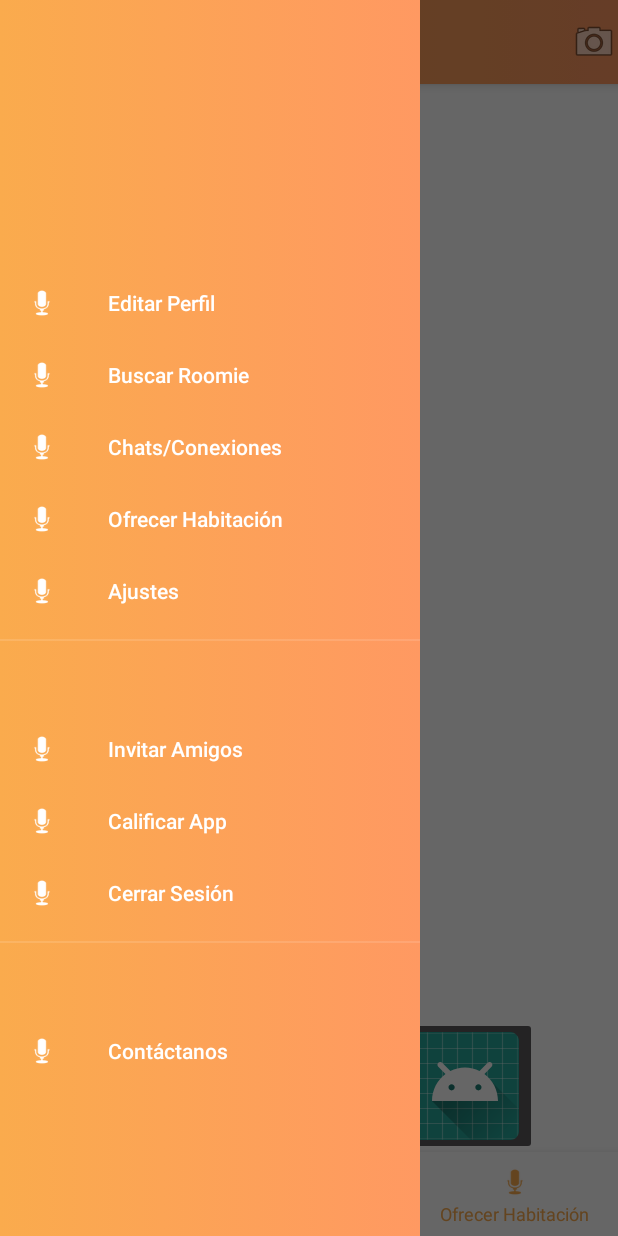
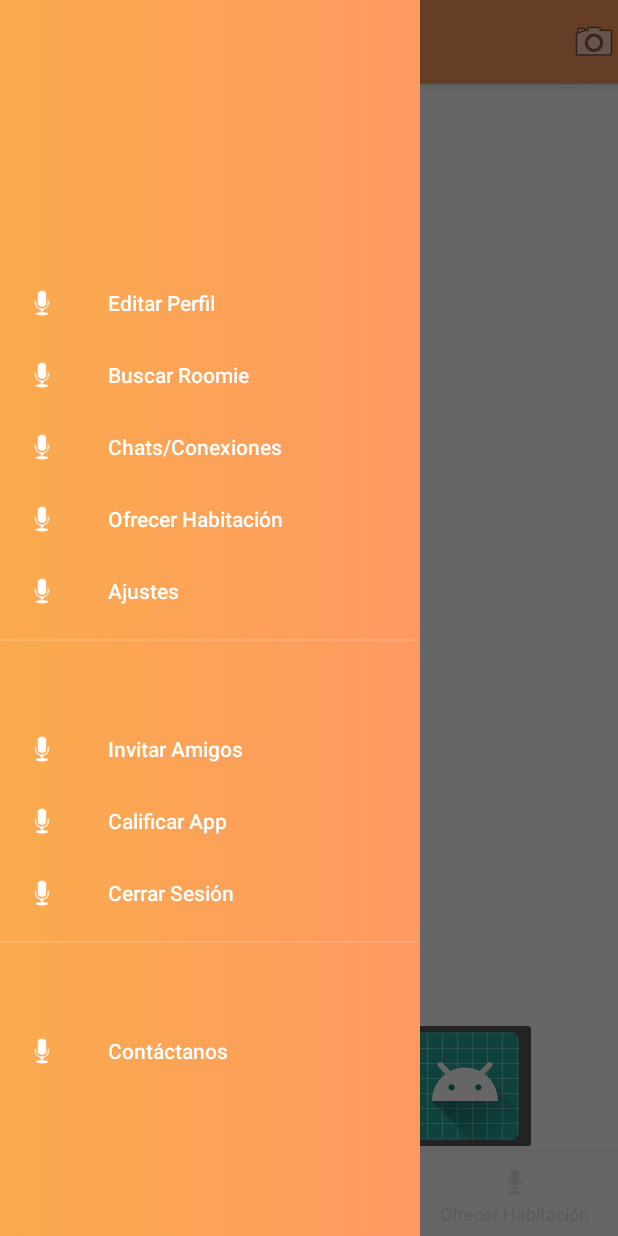
Before and after one commit to Rudiel/Just4Roomiesv2, an Android app: the ContainerActivity screen opened directly, with no data from a screen before it, with the side drawer open, on a phone screen of 412 x 824 dp. Run offline under Robolectric (Android 15) with nearby library versions, the phone set to English and light mode, and no system bars; our stand-ins replace Dagger/Hilt's generated code, RxJava, data binding; libraries missing offline, so code that uses them is left out: com.yuyakaido.android; plain views replace CardStackView; network calls fail.

Commit message:
re #00 container bottomnavigation actions and adding other fragments

```diff
--- /dev/null
+++ b/app/src/main/java/com/narumasolutions/just4roomies/UI/Container/Fragments/Matches/Chats/Chats_Fragment.kt
@@ -0,0 +1,5 @@
+package com.narumasolutions.just4roomies.UI.Container.Fragments.Matches.Chats
+
+class Chats_Fragment {
+
+}
--- /dev/null
+++ b/app/src/main/java/com/narumasolutions/just4roomies/UI/Container/Fragments/Matches/Request/Request_Fragment.kt
@@ -0,0 +1,4 @@
+package com.narumasolutions.just4roomies.UI.Container.Fragments.Matches.Request
+
+class Request_Fragment {
+}
--- a/app/src/main/res/drawable/nav_item_color_state.xml
+++ b/app/src/main/res/drawable/nav_item_color_state.xml
@@ -1,5 +1,5 @@
 <?xml version="1.0" encoding="utf-8"?>
 <selector xmlns:android="http://schemas.android.com/apk/res/android">
-    <item android:color="@color/colorPrimary" android:state_enabled="true" />
-    <item android:color="@color/gris_bajo" android:state_enabled="false" />
+    <item android:color="@color/colorPrimary" android:state_checked="true" />
+    <item android:color="@color/gris_bajo" android:state_checked="false" />
 </selector>
--- a/app/src/main/res/layout/layout_container.xml
+++ b/app/src/main/res/layout/layout_container.xml
@@ -49,14 +49,6 @@
 
             </android.support.v7.widget.Toolbar>
 
-            <!--  <android.support.design.widget.TabLayout
-                  android:id="@+id/tabs"
-                  android:layout_width="match_parent"
-                  android:layout_height="wrap_content"
-                  android:background="@android:color/white"
-                  app:tabGravity="fill"
-                  app:tabMode="fixed" />-->
-
         </android.support.design.widget.AppBarLayout>
 
         <!-- main content view -->
@@ -78,6 +70,7 @@
             android:layout_height="?attr/actionBarSize"
             android:layout_gravity="bottom"
             android:background="@color/colorAccent"
+            app:layout_insetEdge="top"
             android:elevation="4dp"
             android:visibility="visible"
             app:itemIconTint="@drawable/nav_item_color_state"
--- /dev/null
+++ b/app/src/main/res/layout/layout_fragment_chats.xml
@@ -0,0 +1,6 @@
+<?xml version="1.0" encoding="utf-8"?>
+<android.support.constraint.ConstraintLayout
+    xmlns:android="http://schemas.android.com/apk/res/android" android:layout_width="match_parent"
+    android:layout_height="match_parent">
+
+</android.support.constraint.ConstraintLayout>
--- /dev/null
+++ b/app/src/main/res/layout/layout_fragment_matches.xml
@@ -0,0 +1,6 @@
+<?xml version="1.0" encoding="utf-8"?>
+<android.support.constraint.ConstraintLayout
+    xmlns:android="http://schemas.android.com/apk/res/android" android:layout_width="match_parent"
+    android:layout_height="match_parent">
+
+</android.support.constraint.ConstraintLayout>
--- /dev/null
+++ b/app/src/main/res/layout/layout_fragment_request.xml
@@ -0,0 +1,6 @@
+<?xml version="1.0" encoding="utf-8"?>
+<android.support.constraint.ConstraintLayout
+    xmlns:android="http://schemas.android.com/apk/res/android" android:layout_width="match_parent"
+    android:layout_height="match_parent">
+
+</android.support.constraint.ConstraintLayout>
--- a/app/src/main/res/menu/menu_navigation.xml
+++ b/app/src/main/res/menu/menu_navigation.xml
@@ -1,23 +1,27 @@
 <?xml version="1.0" encoding="utf-8"?>
-<menu xmlns:android="http://schemas.android.com/apk/res/android">
+<menu xmlns:android="http://schemas.android.com/apk/res/android"
+    xmlns:app="http://schemas.android.com/apk/res-auto">
 
 
     <item
-        android:id="@+id/menu_buscarroomie"
-        android:checked="false"
+        android:id="@+id/bnRoomies"
+        android:enabled="true"
         android:icon="@android:drawable/ic_btn_speak_now"
-        android:title="@string/menu_buscarroomie" />
+        android:title="@string/menu_buscarroomie"
+        app:showAsAction="ifRoom" />
 
     <item
-        android:id="@+id/menu_chats"
-        android:checked="false"
+        android:id="@+id/bnChat"
+        android:enabled="true"
         android:icon="@android:drawable/ic_btn_speak_now"
-        android:title="@string/menu_chats_conexiones" />
+        android:title="@string/menu_chats_conexiones"
+        app:showAsAction="ifRoom" />
 
     <item
-        android:id="@+id/menu_ofrecer"
-        android:checked="false"
+        android:id="@+id/bnOfrecer"
+        android:enabled="true"
         android:icon="@android:drawable/ic_btn_speak_now"
-        android:title="@string/menu_ofrecerhabitacion" />
+        android:title="@string/menu_ofrecerhabitacion"
+        app:showAsAction="ifRoom" />
 
 </menu>
--- a/app/src/main/res/values/strings.xml
+++ b/app/src/main/res/values/strings.xml
@@ -2,8 +2,7 @@
     <string name="app_name">Just4Roomies</string>
 
     <string name="facebook_app_id">1068183313241785</string>
-
-    <string name="fb_login_protocol_scheme">fb1236346466428793</string>
+    <string name="fb_login_protocol_scheme">fb1068183313241785</string>
 
     <string name="revisar_conexion">Por favor revisa tu conexión a internet e intenta nuevamente</string>
 
```
Also changed, not shown: app/src/main/java/com/narumasolutions/just4roomies/UI/Container/ContainerActivity.kt (+22 -0 lines), app/src/main/java/com/narumasolutions/just4roomies/UI/Container/Fragments/Matches/Matches_Fragment.kt (added, +21 -0 lines), app/src/main/res/layout/layout_fragment_room.xml (+52 -46 lines), app/src/main/res/values/styles.xml (+8 -0 lines).
